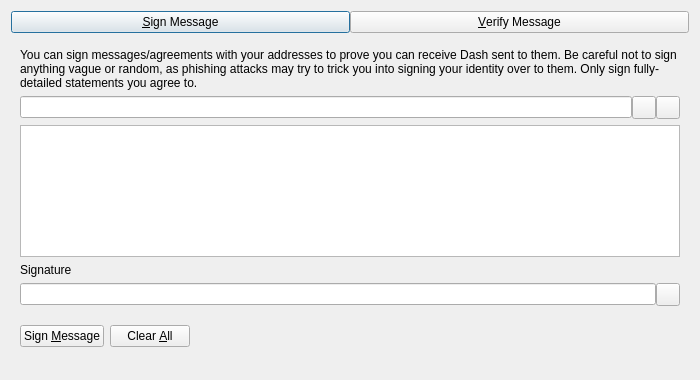
Before: the Qt Designer form src/qt/forms/signverifymessagedialog.ui in d0wn3d/gobyte, drawn with Qt 5.
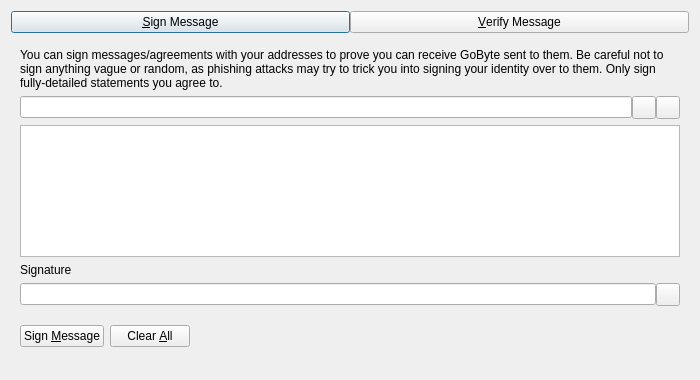
After: the same form once the commit is applied. Custom widgets are drawn as their Qt base class.

Commit message:
chore(branding):Rebrands Dash Core to GoByte Core throughout documentation
Updates all documentation, examples, and user-facing references
from Dash Core to GoByte Core, including command names, URLs,
network references, and sample configuration paths. Improves
consistency, clarifies instructions, and ensures all technical
and community resources point to GoByte-related endpoints.
Modernizes terminology and aligns project branding.
Pray for me :)

Diff of the .ui file:
```diff
--- a/src/qt/forms/signverifymessagedialog.ui
+++ b/src/qt/forms/signverifymessagedialog.ui
@@ -63,7 +63,7 @@
        <item>
         <widget class="QLabel" name="infoLabel_SM">
          <property name="text">
-          <string>You can sign messages/agreements with your addresses to prove you can receive Dash sent to them. Be careful not to sign anything vague or random, as phishing attacks may try to trick you into signing your identity over to them. Only sign fully-detailed statements you agree to.</string>
+          <string>You can sign messages/agreements with your addresses to prove you can receive GoByte sent to them. Be careful not to sign anything vague or random, as phishing attacks may try to trick you into signing your identity over to them. Only sign fully-detailed statements you agree to.</string>
          </property>
          <property name="textFormat">
           <enum>Qt::PlainText</enum>
```
Left out of the diff: 10 changed lines with no effect on the pictures. The commit also changes 172 other files.
